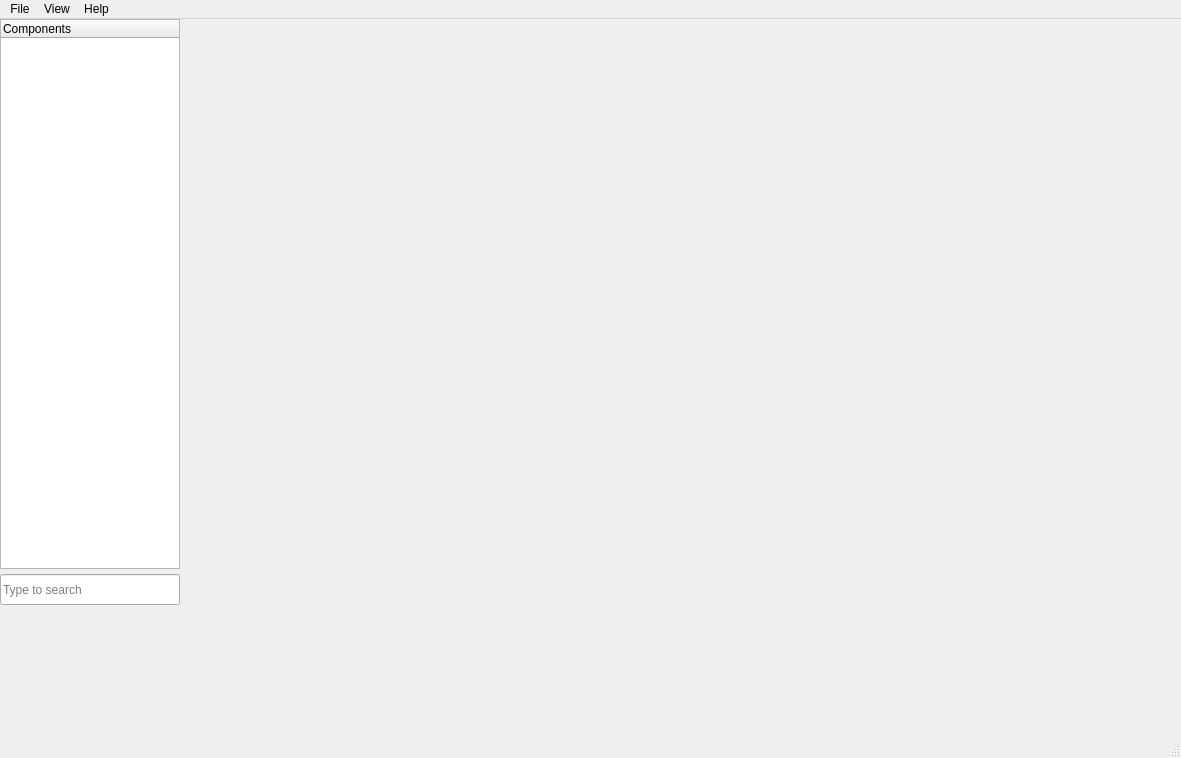
silantyew/circuit-diagram-designer, file mainwindow.ui: the form before one commit.
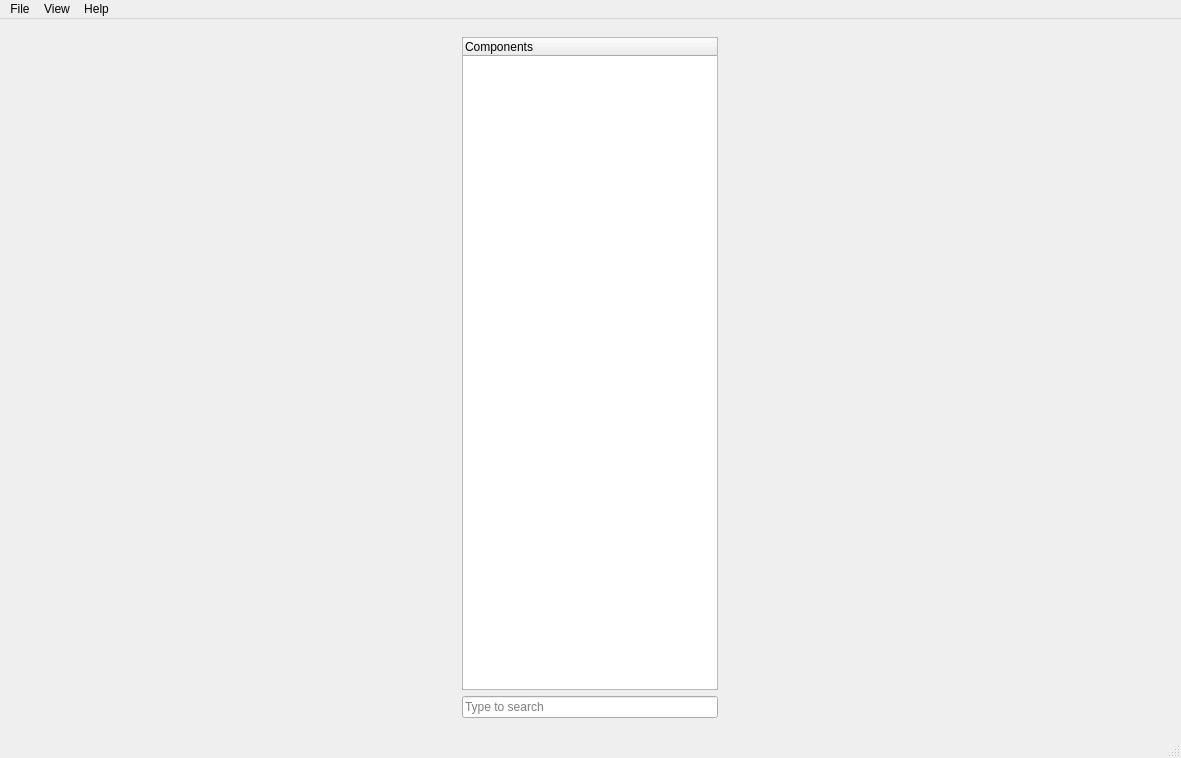
The form after the commit.

Commit message: Layout was added

```diff
--- a/mainwindow.ui
+++ b/mainwindow.ui
@@ -17,34 +17,39 @@
    <string notr="true"/>
   </property>
   <widget class="QWidget" name="centralwidget">
+   <layout class="QHBoxLayout" name="horizontalLayout">
+    <item>
+     <widget class="QFrame" name="verticalFrame">
+      <property name="sizePolicy">
+       <sizepolicy hsizetype="Fixed" vsizetype="Expanding">
+        <horstretch>0</horstretch>
+        <verstretch>0</verstretch>
+       </sizepolicy>
+      </property>
+      <layout class="QVBoxLayout" name="verticalLayout">
+       <property name="sizeConstraint">
+        <enum>QLayout::SetDefaultConstraint</enum>
+       </property>
+       <item>
    <widget class="QTreeWidget" name="componentsTree">
-    <property name="geometry">
-     <rect>
-      <x>0</x>
-      <y>0</y>
-      <width>180</width>
-      <height>550</height>
-     </rect>
-    </property>
     <column>
      <property name="text">
       <string notr="true">Components</string>
      </property>
     </column>
    </widget>
+       </item>
+       <item>
    <widget class="QLineEdit" name="searchTextEdit">
-    <property name="geometry">
-     <rect>
-      <x>0</x>
-      <y>555</y>
-      <width>180</width>
-      <height>31</height>
-     </rect>
-    </property>
     <property name="placeholderText">
      <string>Type to search</string>
     </property>
    </widget>
+       </item>
+      </layout>
+     </widget>
+    </item>
+   </layout>
   </widget>
   <widget class="QMenuBar" name="menubar">
    <property name="geometry">
```
Lines whose indentation alone changed are shown as unchanged. The commit also changes 7 other files.
